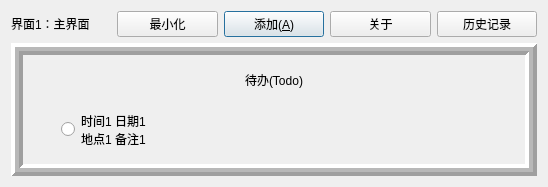
Above: dialog.ui from XiangSirui/test before the change. Below: the same form after it.
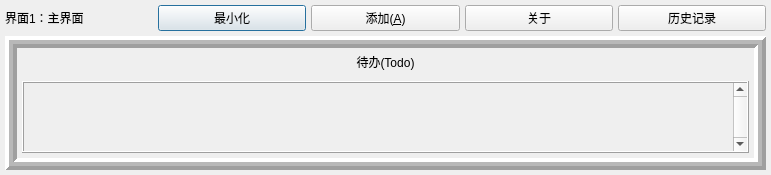
That is the form after the change.

```diff
--- a/dialog.ui
+++ b/dialog.ui
@@ -6,16 +6,54 @@
    <rect>
     <x>0</x>
     <y>0</y>
-    <width>548</width>
-    <height>187</height>
+    <width>771</width>
+    <height>168</height>
    </rect>
   </property>
   <property name="windowTitle">
    <string>主界面</string>
   </property>
   <layout class="QGridLayout" name="gridLayout_2">
+   <property name="leftMargin">
+    <number>5</number>
+   </property>
+   <property name="topMargin">
+    <number>5</number>
+   </property>
+   <property name="rightMargin">
+    <number>5</number>
+   </property>
+   <property name="bottomMargin">
+    <number>5</number>
+   </property>
+   <property name="spacing">
+    <number>5</number>
+   </property>
+   <item row="0" column="1">
+    <widget class="QPushButton" name="pushButton_3">
+     <property name="text">
+      <string>最小化</string>
+     </property>
+     <property name="checkable">
+      <bool>true</bool>
+     </property>
+    </widget>
+   </item>
+   <item row="0" column="4">
+    <widget class="QPushButton" name="pushButton_4">
+     <property name="text">
+      <string>历史记录</string>
+     </property>
+    </widget>
+   </item>
    <item row="0" column="0">
     <widget class="QLabel" name="label">
+     <property name="maximumSize">
+      <size>
+       <width>800</width>
+       <height>800</height>
+      </size>
+     </property>
      <property name="text">
       <string>界面1：主界面</string>
      </property>
@@ -28,16 +66,6 @@
      </property>
     </widget>
    </item>
-   <item row="0" column="1">
-    <widget class="QPushButton" name="pushButton_3">
-     <property name="text">
-      <string>最小化</string>
-     </property>
-     <property name="checkable">
-      <bool>true</bool>
-     </property>
-    </widget>
-   </item>
    <item row="0" column="3">
     <widget class="QPushButton" name="pushButton_2">
      <property name="text">
@@ -45,14 +73,7 @@
      </property>
     </widget>
    </item>
-   <item row="0" column="4">
-    <widget class="QPushButton" name="pushButton_4">
-     <property name="text">
-      <string>历史记录</string>
-     </property>
-    </widget>
-   </item>
-   <item row="2" column="0" colspan="5">
+   <item row="1" column="0" colspan="5">
     <widget class="QFrame" name="frame">
      <property name="frameShape">
       <enum>QFrame::Box</enum>
@@ -67,6 +88,21 @@
       <number>4</number>
      </property>
      <layout class="QGridLayout" name="gridLayout_3">
+      <property name="leftMargin">
+       <number>5</number>
+      </property>
+      <property name="topMargin">
+       <number>5</number>
+      </property>
+      <property name="rightMargin">
+       <number>5</number>
+      </property>
+      <property name="bottomMargin">
+       <number>5</number>
+      </property>
+      <property name="spacing">
+       <number>5</number>
+      </property>
       <item row="0" column="0">
        <widget class="QLabel" name="label_3">
         <property name="maximumSize">
@@ -83,7 +119,7 @@
         </property>
        </widget>
       </item>
-      <item row="1" column="0">
+      <item row="2" column="0">
        <spacer name="verticalSpacer">
         <property name="orientation">
          <enum>Qt::Vertical</enum>
@@ -94,38 +130,36 @@
         <property name="sizeHint" stdset="0">
          <size>
           <width>20</width>
-          <height>10</height>
+          <height>5</height>
          </size>
         </property>
        </spacer>
       </item>
-      <item row="2" column="0">
-       <layout class="QGridLayout" name="gridLayout" columnstretch="1,10">
-        <item row="0" column="0">
-         <widget class="QRadioButton" name="radioButton">
-          <property name="layoutDirection">
-           <enum>Qt::RightToLeft</enum>
-          </property>
-          <property name="text">
-           <string/>
-          </property>
-          <property name="iconSize">
-           <size>
-            <width>16</width>
-            <height>32</height>
-           </size>
-          </property>
-         </widget>
-        </item>
-        <item row="0" column="1">
-         <widget class="QLabel" name="label_2">
-          <property name="text">
-           <string>时间1 日期1
-地点1 备注1</string>
-          </property>
-         </widget>
-        </item>
-       </layout>
+      <item row="3" column="0">
+       <widget class="QScrollArea" name="frame_2">
+        <property name="frameShape">
+         <enum>QFrame::Box</enum>
+        </property>
+        <property name="frameShadow">
+         <enum>QFrame::Raised</enum>
+        </property>
+        <property name="verticalScrollBarPolicy">
+         <enum>Qt::ScrollBarAlwaysOn</enum>
+        </property>
+        <property name="widgetResizable">
+         <bool>true</bool>
+        </property>
+        <widget class="QWidget" name="scrollAreaWidgetContents">
+         <property name="geometry">
+          <rect>
+           <x>0</x>
+           <y>0</y>
+           <width>709</width>
+           <height>68</height>
+          </rect>
+         </property>
+        </widget>
+       </widget>
       </item>
      </layout>
     </widget>
```
